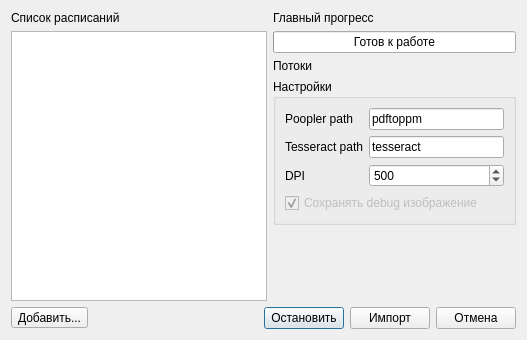
Qt form src/ui/import/importDialog.ui (Nikololoshka/StankinScheduleEditor2) before a commit.
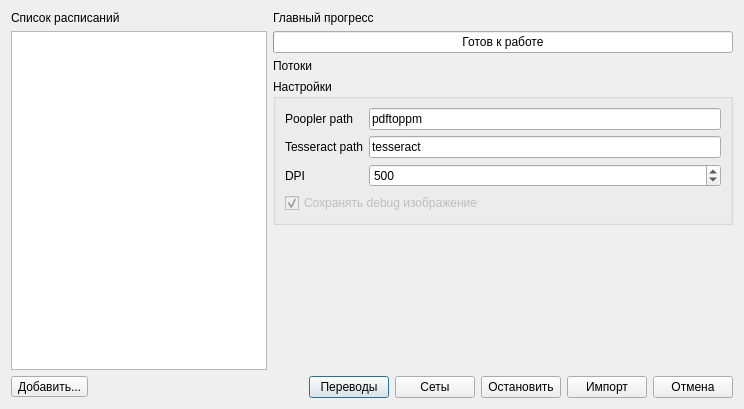
The same form after that commit.

Commit message: adding transition, sets editors and confuse dialog

Patch:
```diff
--- a/src/ui/import/importDialog.ui
+++ b/src/ui/import/importDialog.ui
@@ -6,8 +6,8 @@
    <rect>
     <x>0</x>
     <y>0</y>
-    <width>527</width>
-    <height>340</height>
+    <width>744</width>
+    <height>409</height>
    </rect>
   </property>
   <property name="windowTitle">
@@ -230,6 +230,20 @@
        </property>
       </spacer>
      </item>
+     <item>
+      <widget class="QPushButton" name="transitionButton">
+       <property name="text">
+        <string>Переводы</string>
+       </property>
+      </widget>
+     </item>
+     <item>
+      <widget class="QPushButton" name="setsButton">
+       <property name="text">
+        <string>Сеты</string>
+       </property>
+      </widget>
+     </item>
      <item>
       <widget class="QPushButton" name="stopButton">
        <property name="text">
```
The commit also changes 31 other files.
